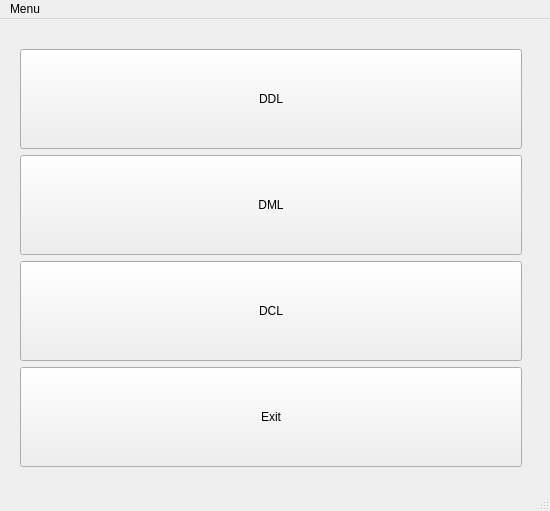
Old version of the form ui/coffee_main.ui in the repository gdabba-WORK/application_coffee.
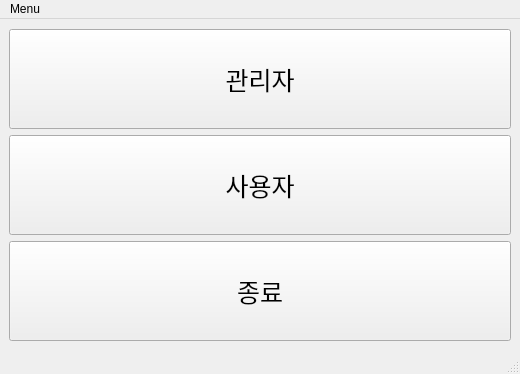
New version of the form.

The edit to the form file:
```diff
--- a/ui/coffee_main.ui
+++ b/ui/coffee_main.ui
@@ -6,24 +6,35 @@
    <rect>
     <x>0</x>
     <y>0</y>
-    <width>550</width>
-    <height>511</height>
+    <width>520</width>
+    <height>374</height>
    </rect>
   </property>
   <property name="windowTitle">
    <string>Coffee Application</string>
   </property>
   <widget class="QWidget" name="centralwidget">
-   <widget class="QWidget" name="layoutWidget">
-    <property name="geometry">
-     <rect>
-      <x>20</x>
-      <y>30</y>
-      <width>502</width>
-      <height>420</height>
-     </rect>
-    </property>
+   <layout class="QGridLayout" name="gridLayout_2">
+    <item row="0" column="0">
     <layout class="QGridLayout" name="gridLayout">
+      <item row="2" column="0">
+       <widget class="QPushButton" name="btn_exit">
+        <property name="minimumSize">
+         <size>
+          <width>500</width>
+          <height>100</height>
+         </size>
+        </property>
+        <property name="font">
+         <font>
+          <pointsize>19</pointsize>
+         </font>
+        </property>
+        <property name="text">
+         <string>종료</string>
+        </property>
+       </widget>
+      </item>
      <item row="0" column="0">
       <widget class="QPushButton" name="btn_ddl">
        <property name="minimumSize">
@@ -32,8 +43,13 @@
          <height>100</height>
         </size>
        </property>
+        <property name="font">
+         <font>
+          <pointsize>19</pointsize>
+         </font>
+        </property>
        <property name="text">
-        <string>DDL</string>
+         <string>관리자</string>
        </property>
       </widget>
      </item>
@@ -45,46 +61,26 @@
          <height>100</height>
         </size>
        </property>
-       <property name="text">
-        <string>DML</string>
-       </property>
-      </widget>
-     </item>
-     <item row="2" column="0">
-      <widget class="QPushButton" name="btn_dcl">
-       <property name="minimumSize">
-        <size>
-         <width>500</width>
-         <height>100</height>
-        </size>
-       </property>
+        <property name="font">
+         <font>
+          <pointsize>19</pointsize>
+         </font>
+        </property>
        <property name="text">
-        <string>DCL</string>
+         <string>사용자</string>
        </property>
       </widget>
      </item>
-     <item row="3" column="0">
-      <widget class="QPushButton" name="btn_exit">
-       <property name="minimumSize">
-        <size>
-         <width>500</width>
-         <height>100</height>
-        </size>
-       </property>
-       <property name="text">
-        <string>Exit</string>
-       </property>
-      </widget>
-     </item>
-    </layout>
-   </widget>
+     </layout>
+    </item>
+   </layout>
   </widget>
   <widget class="QMenuBar" name="menubar">
    <property name="geometry">
     <rect>
      <x>0</x>
      <y>0</y>
-     <width>550</width>
+     <width>520</width>
      <height>20</height>
     </rect>
    </property>
```
Lines whose indentation alone changed are shown as unchanged.
